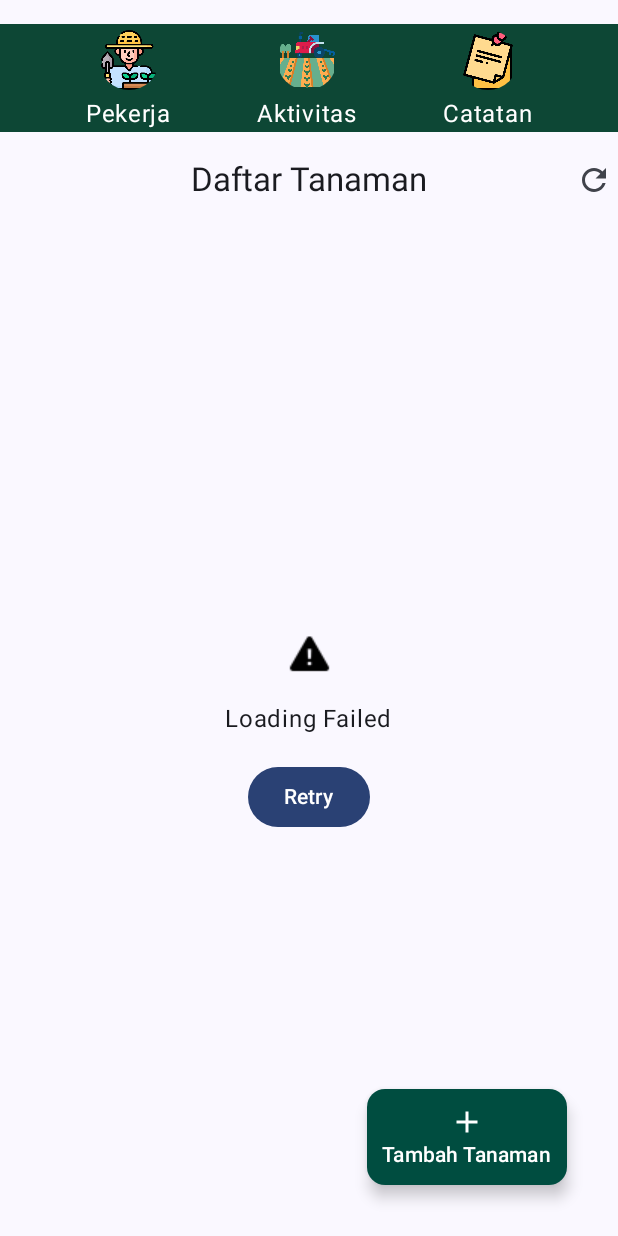
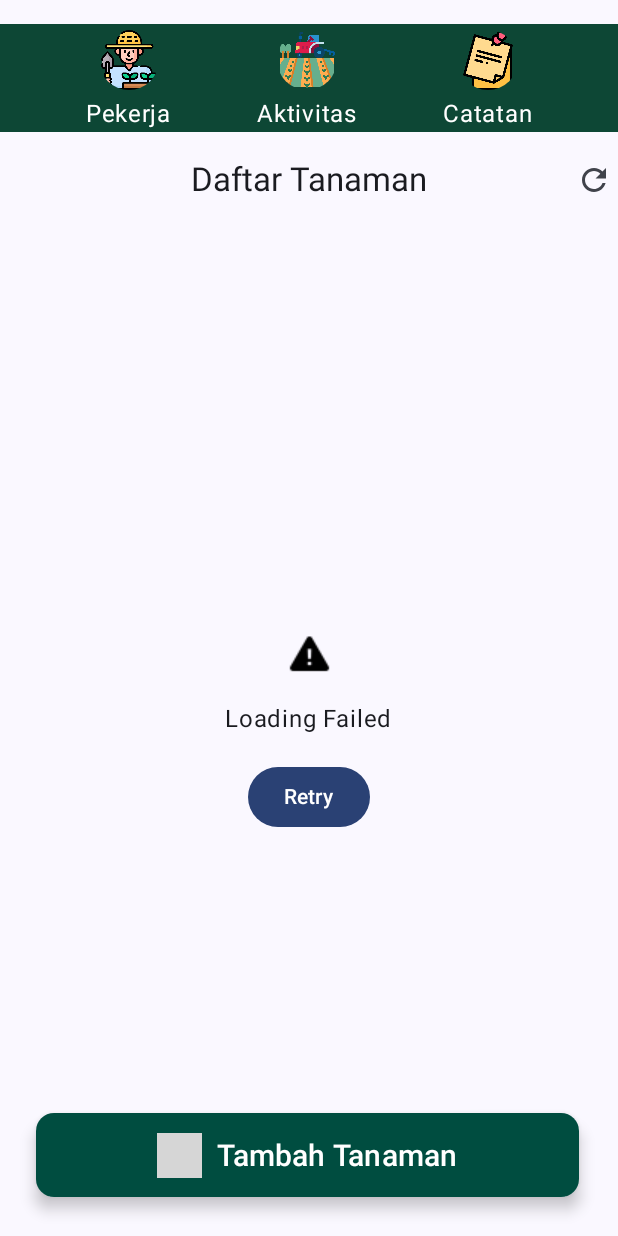
Before and after one commit to veresoora/A10_0016, an Android app built with Jetpack Compose: the screen it shows after launch (MainActivity), on a phone screen of 412 x 824 dp. Run offline under Robolectric (Android 15) with nearby library versions, the phone set to English and light mode, and no system bars; libraries missing offline, so code that uses them is left out: com.jakewharton.retrofit2; grey boxes are pictures that could not be loaded.

Commit message:
mengubah FloatingActionButton

```diff
--- a/app/src/main/java/com/nadia/ucpakhir/ui/tanaman/view/HomeView.kt
+++ b/app/src/main/java/com/nadia/ucpakhir/ui/tanaman/view/HomeView.kt
@@ -47,8 +47,10 @@ import androidx.compose.ui.draw.shadow
 import androidx.compose.ui.graphics.Color
 import androidx.compose.ui.input.nestedscroll.nestedScroll
 import androidx.compose.ui.res.painterResource
+import androidx.compose.ui.text.font.FontWeight
 import androidx.compose.ui.text.style.TextOverflow
 import androidx.compose.ui.unit.dp
+import androidx.compose.ui.unit.sp
 import androidx.lifecycle.viewmodel.compose.viewModel
 import com.nadia.ucpakhir.R
 import com.nadia.ucpakhir.model.Tanaman
@@ -82,27 +84,35 @@ fun HomeTanamanScreen(
         modifier = modifier.nestedScroll(scrollBehavior.nestedScrollConnection),
         topBar = {
             CustomNavigation(
-                oClickAktivitasPertanian = {},
+                oClickAktivitasPertanian = oClickAktivitasPertanian,
                 oClickPekerja = onClickPekerja,
-                oClickCatatanPanen = {}
+                oClickCatatanPanen = oClickCatatanPanen
             )
         },
         floatingActionButton = {
             FloatingActionButton (
                 onClick = navigateToltemEntry,
                 shape = MaterialTheme.shapes.medium,
-                modifier = Modifier.padding(18.dp),
+                modifier = Modifier.padding(10.dp).padding(start = 30.dp),
                 containerColor = Color(0xFF004D40)
             ){
-                Column (
-                    horizontalAlignment = Alignment.CenterHorizontally,
-                    modifier = Modifier.padding(10.dp)
+                Row (
+                    verticalAlignment = Alignment.CenterVertically,
+                    horizontalArrangement = Arrangement.Center,
+                    modifier = Modifier.fillMaxWidth()
                 ){
-                    Icon(imageVector = Icons.Default.Add,
-                        contentDescription = "Add Tanaman",
-                        tint = Color.White)
-                    Text(text = "Tambah Tanaman",
-                        color = Color.White)
+                    Image(
+                        painter = painterResource(R.drawable.add),
+                        contentDescription = "add",
+                        modifier = Modifier.size(30.dp)
+                    )
+                    Spacer(modifier = Modifier.width(10.dp))
+                    Text(
+                        text = "Tambah Tanaman",
+                        color = Color.White,
+                        fontWeight = FontWeight.SemiBold,
+                        fontSize = 20.sp
+                    )
                 }
             }
         },
```
